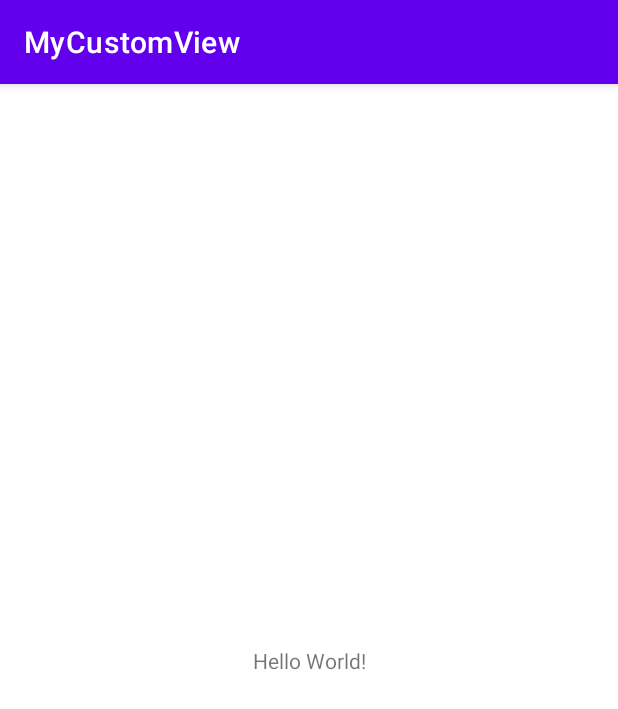
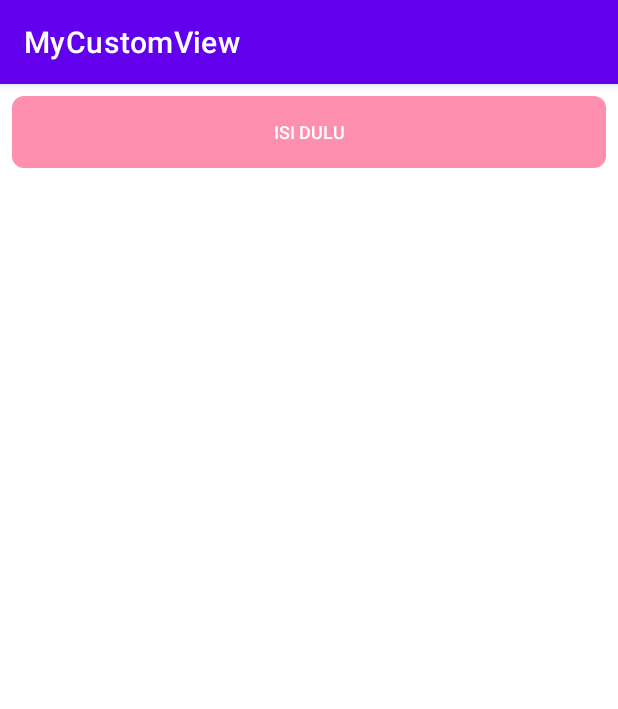
Before and after one commit to yayanrw/MyCustomView, an Android app: the screen it shows after launch (MainActivity), on a phone screen of 412 x 824 dp. Shown: the top 709 px of the screen. Run offline under Robolectric (Android 15) with nearby library versions, the phone set to English and light mode, and no system bars.

Commit message:
show button on main act

```diff
--- a/app/src/main/res/layout/activity_main.xml
+++ b/app/src/main/res/layout/activity_main.xml
@@ -6,11 +6,14 @@
     android:layout_height="match_parent"
     tools:context=".MainActivity">
 
-    <TextView
-        android:layout_width="wrap_content"
+    <com.example.mycustomview.MyButton
+        android:id="@+id/my_button"
+        android:layout_width="0dp"
         android:layout_height="wrap_content"
-        android:text="Hello World!"
-        app:layout_constraintBottom_toBottomOf="parent"
+        android:enabled="false"
+        android:layout_marginStart="8dp"
+        android:layout_marginTop="8dp"
+        android:layout_marginEnd="8dp"
         app:layout_constraintEnd_toEndOf="parent"
         app:layout_constraintStart_toStartOf="parent"
         app:layout_constraintTop_toTopOf="parent" />
```
